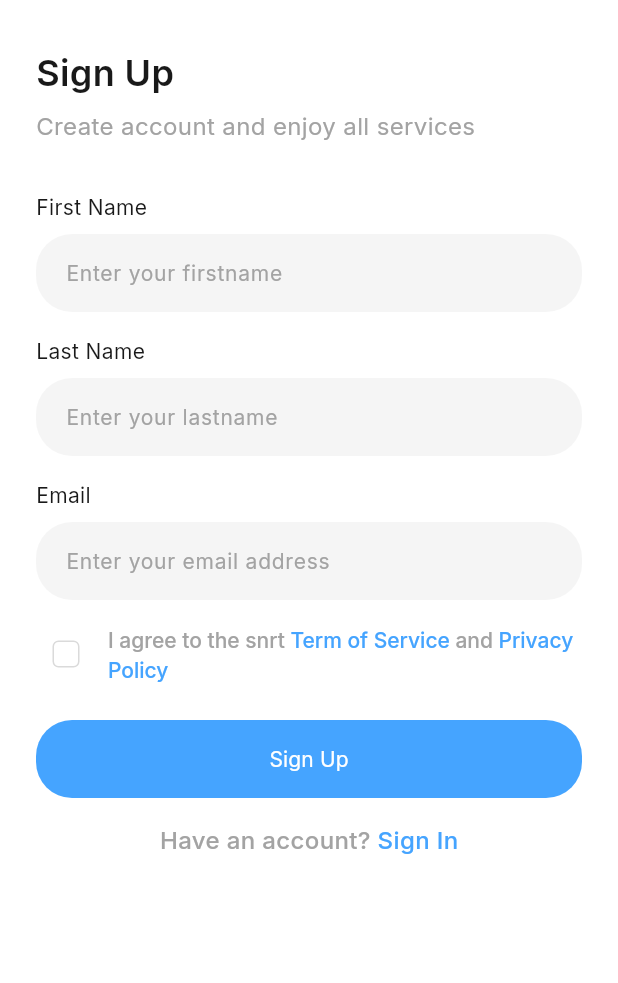
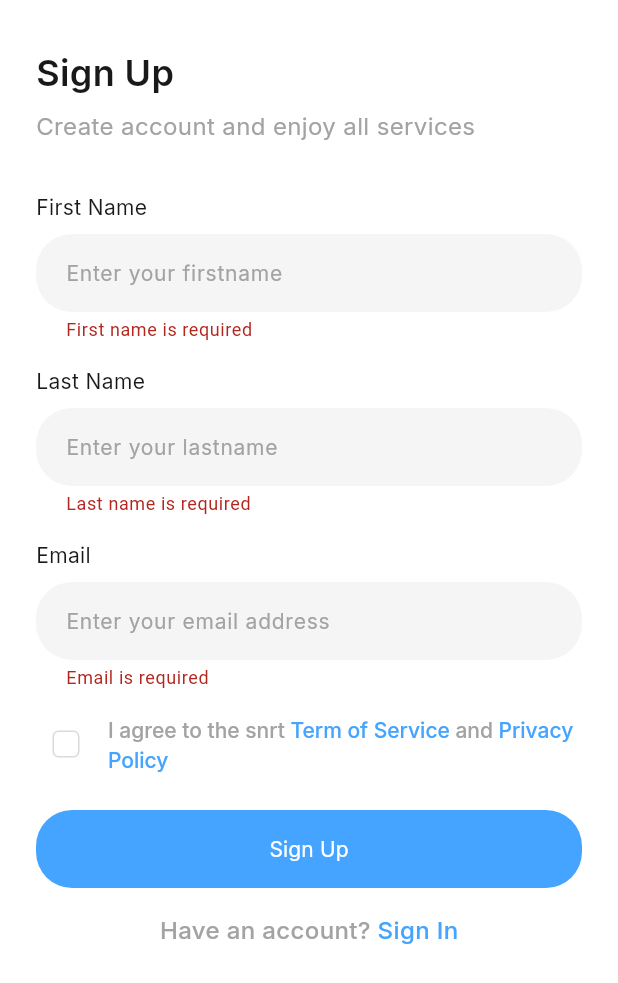
Before and after one commit to SoufianeJm/trend_ai, a Flutter app: the screen it shows after launch, after a tap on "Sign Up", on a phone screen of 412 x 824 dp. Shown: the top 983 px of the screen. Run offline on Flutter 3.47's test engine with Material 3 defaults, Android fonts, the phone set to English and light mode, and no system bars.

```diff
--- a/client/lib/features/auth/view/pages/signup_page.dart
+++ b/client/lib/features/auth/view/pages/signup_page.dart
@@ -3,7 +3,7 @@ import 'package:client/core/theme/typography.dart';
 import 'package:client/core/theme/app_palette.dart';
 import 'package:client/features/auth/view/widgets/custom_field.dart';
 import 'package:client/features/auth/view/widgets/terms_checkbox.dart';
-import 'package:client/core/widgets/custom_button.dart'; // <-- make sure this is correct
+import 'package:client/core/widgets/custom_button.dart';
 
 class SignupPage extends StatefulWidget {
   const SignupPage({super.key});
@@ -13,6 +13,8 @@ class SignupPage extends StatefulWidget {
 }
 
 class _SignupPageState extends State<SignupPage> {
+  final _formKey = GlobalKey<FormState>();
+
   final TextEditingController _firstNameController = TextEditingController();
   final TextEditingController _lastNameController = TextEditingController();
   final TextEditingController _emailController = TextEditingController();
@@ -43,20 +45,30 @@ class _SignupPageState extends State<SignupPage> {
                 ),
                 const SizedBox(height: 32),
 
-                // 📦 Group of fields + checkbox + button
-                Column(
+                // 📦 Form Group
+                Form(
+                  key: _formKey,
+                  child: Column(
                     crossAxisAlignment: CrossAxisAlignment.start,
                     children: [
                       CustomField(
                         label: 'First Name',
                         hintText: 'Enter your firstname',
                         controller: _firstNameController,
+                        keyboardType: TextInputType.name,
+                        validator: (value) => value == null || value.isEmpty
+                            ? 'First name is required'
+                            : null,
                       ),
                       const SizedBox(height: 16),
                       CustomField(
                         label: 'Last Name',
                         hintText: 'Enter your lastname',
                         controller: _lastNameController,
+                        keyboardType: TextInputType.name,
+                        validator: (value) => value == null || value.isEmpty
+                            ? 'Last name is required'
+                            : null,
                       ),
                       const SizedBox(height: 16),
                       CustomField(
@@ -64,6 +76,9 @@ class _SignupPageState extends State<SignupPage> {
                         hintText: 'Enter your email address',
                         controller: _emailController,
                         keyboardType: TextInputType.emailAddress,
+                        validator: (value) => value == null || value.isEmpty
+                            ? 'Email is required'
+                            : null,
                       ),
                       const SizedBox(height: 16),
                       TermsCheckbox(
@@ -71,10 +86,10 @@ class _SignupPageState extends State<SignupPage> {
                         onChanged: (val) =>
                             setState(() => _agreedToTerms = val ?? false),
                         onTermsTap: () {
-                        // TODO: Navigate to Terms of Service
+                          // TODO: Navigate to Terms
                         },
                         onPrivacyTap: () {
-                        // TODO: Navigate to Privacy Policy
+                          // TODO: Navigate to Privacy
                         },
                       ),
                       const SizedBox(height: 24),
@@ -85,7 +100,11 @@ class _SignupPageState extends State<SignupPage> {
                           size: ButtonSize.large,
                           variant: ButtonVariant.primary,
                           onPressed: () {
-                          // TODO: Handle sign-up logic
+                            if (_formKey.currentState!.validate()) {
+                              debugPrint('✅ Form valid. Proceed to sign up.');
+                            } else {
+                              debugPrint('❌ Form invalid. Check fields.');
+                            }
                           },
                         ),
                       ),
@@ -112,8 +131,8 @@ class _SignupPageState extends State<SignupPage> {
                           ),
                         ],
                       ),
-                    // Gap before button
                     ],
+                  ),
                 ),
               ],
             ),
--- a/client/lib/features/auth/view/widgets/custom_field.dart
+++ b/client/lib/features/auth/view/widgets/custom_field.dart
@@ -8,6 +8,7 @@ class CustomField extends StatelessWidget {
   final TextEditingController? controller;
   final bool obscureText;
   final TextInputType keyboardType;
+  final String? Function(String?)? validator;
 
   const CustomField({
     super.key,
@@ -16,6 +17,7 @@ class CustomField extends StatelessWidget {
     this.controller,
     this.obscureText = false,
     this.keyboardType = TextInputType.text,
+    this.validator,
   });
 
   @override
@@ -23,21 +25,27 @@ class CustomField extends StatelessWidget {
     return Column(
       crossAxisAlignment: CrossAxisAlignment.start,
       children: [
-        Text(label, style: AppTypography.bodyRegular14.copyWith(color: Palette.gray900)),
+        Text(
+          label,
+          style: AppTypography.bodyRegular14.copyWith(color: Palette.gray900),
+        ),
         const SizedBox(height: 8),
-        TextField(
+        TextFormField(
           controller: controller,
           obscureText: obscureText,
           keyboardType: keyboardType,
+          validator: validator,
           style: AppTypography.bodyRegular14.copyWith(color: Palette.gray900),
           decoration: InputDecoration(
             contentPadding: const EdgeInsets.all(16),
             hintText: hintText,
-            hintStyle: AppTypography.bodyRegular14.copyWith(color: Palette.gray400),
+            hintStyle: AppTypography.bodyRegular14.copyWith(
+              color: Palette.gray400,
+            ),
             filled: true,
             fillColor: Palette.background,
             border: OutlineInputBorder(
-              borderRadius: BorderRadius.circular(24), // <-- Updated radius
+              borderRadius: BorderRadius.circular(24),
               borderSide: BorderSide.none,
             ),
           ),
```
Lines whose indentation alone changed are shown as unchanged.
